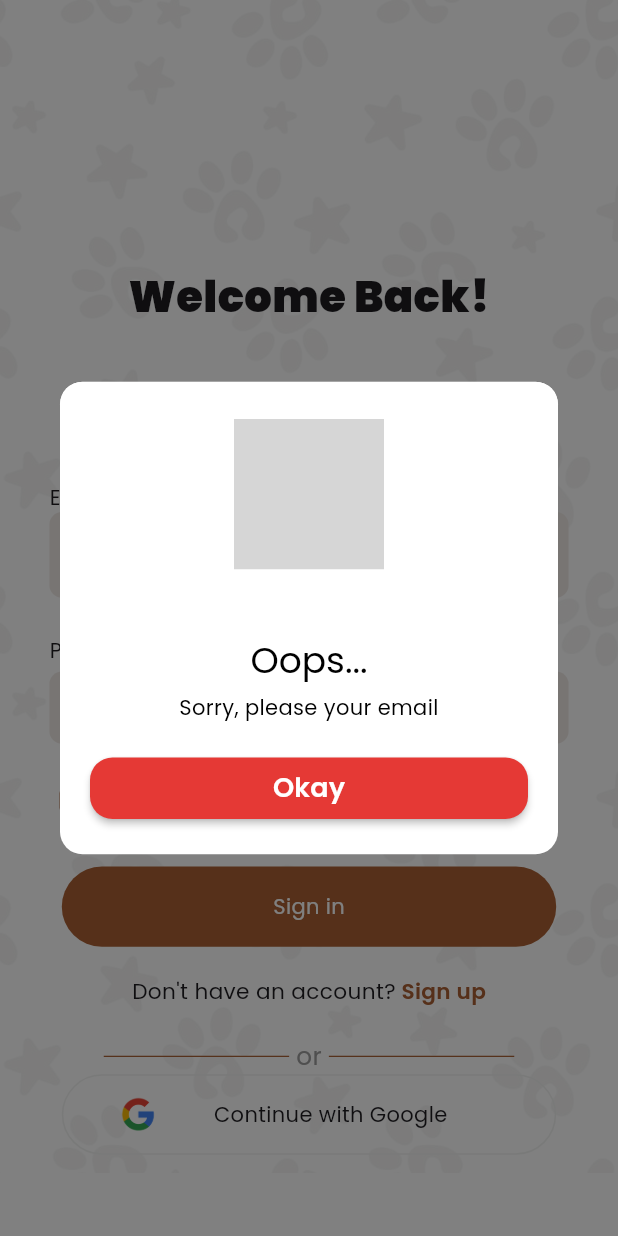
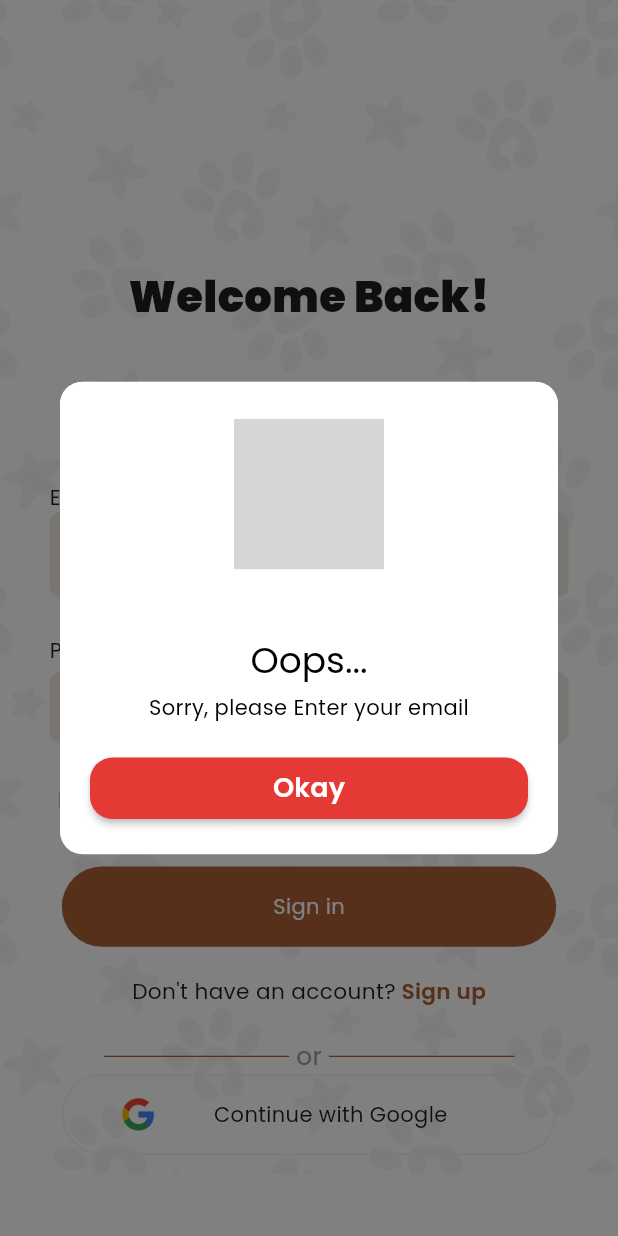
Before and after one commit to anshif14/Petzify, a Flutter app: the SigninPage screen opened directly, after a tap on "Sign in", on a phone screen of 412 x 824 dp. Run offline on Flutter 3.47's test engine with Material 3 defaults, Android fonts, the phone set to English and light mode, and no system bars; our stand-ins replace cached_network_image, carousel_slider, cloud_firestore, firebase_auth, firebase_core, firebase_storage and 14 more; missing offline and left inert: another_stepper, favorite_button; accounts and stored records are empty; grey boxes are pictures that could not be loaded.

Commit message:
small change

```diff
--- a/lib/features/auth/screen/nwepage.dart
+++ b/lib/features/auth/screen/nwepage.dart
@@ -9,6 +9,7 @@ import 'package:luna_demo/features/auth/screen/signupPage.dart';
 import 'package:luna_demo/model/user_Model.dart';
 import 'package:shared_preferences/shared_preferences.dart';
 
+import '../../../commons/color constansts.dart';
 import '../../../main.dart';
 import '../../home/screen/navbar.dart';
 import 'loginPage.dart';
@@ -82,6 +83,7 @@ class sign{
 
         showDialog(context: context, builder: (context) =>
             AlertDialog(
+              surfaceTintColor: Pallette.secondaryBrown,
 
               title: Text("This email has been blocked",textAlign: TextAlign.center,style: TextStyle(fontSize: width*0.05,fontWeight: FontWeight.w600),),
 
--- a/lib/features/auth/screen/signinPage.dart
+++ b/lib/features/auth/screen/signinPage.dart
@@ -245,7 +245,7 @@ class _SigninPageState extends ConsumerState<SigninPage> {
                       context: context,
                       type: QuickAlertType.error,
                       title: 'Oops...',
-                      text: 'Sorry, please your email',
+                      text: 'Sorry, please Enter your email',
                     );
                     return;
                   }
@@ -256,7 +256,7 @@ class _SigninPageState extends ConsumerState<SigninPage> {
                       context: context,
                       type: QuickAlertType.error,
                       title: 'Oops...',
-                      text: 'Sorry, please your password',
+                      text: 'Sorry, please Enter your password',
                     );
                     return;
                   }
@@ -270,6 +270,7 @@ class _SigninPageState extends ConsumerState<SigninPage> {
 
                     showDialog(context: context, builder: (context) =>
                         AlertDialog(
+                          surfaceTintColor: Pallette.secondaryBrown,
 
                           title: Text("This email has been blocked",textAlign: TextAlign.center,style: TextStyle(fontSize: width*0.05,fontWeight: FontWeight.w600),),
 
--- a/lib/features/splash/screens/splashScreen.dart
+++ b/lib/features/splash/screens/splashScreen.dart
@@ -1,6 +1,7 @@
 import 'package:cloud_firestore/cloud_firestore.dart';
 import 'package:flutter/cupertino.dart';
 import 'package:flutter/material.dart';
+import 'package:luna_demo/commons/color%20constansts.dart';
 import 'package:luna_demo/commons/image%20Constants.dart';
 import 'package:luna_demo/features/auth/screen/loginPage.dart';
 // import 'package:luna_demo/core/features/home/navbar.dart';
@@ -48,6 +49,8 @@ class _SplashScreenState extends State<SplashScreen> {
             context: context,
             builder: (context){
               return AlertDialog(
+                surfaceTintColor: Pallette.secondaryBrown,
+
                 shape: RoundedRectangleBorder(
                     borderRadius: BorderRadius.circular(width*0.05)
                 ),
--- a/lib/model/user_Model.dart
+++ b/lib/model/user_Model.dart
@@ -34,6 +34,7 @@ class UserModel {
       "number": this.number,
       "gender": this.gender,
       "productadder": this.productadder,
+      "booking": this.booking,
       "favourites": this.favourites,
       "block":this.block
     };
```
